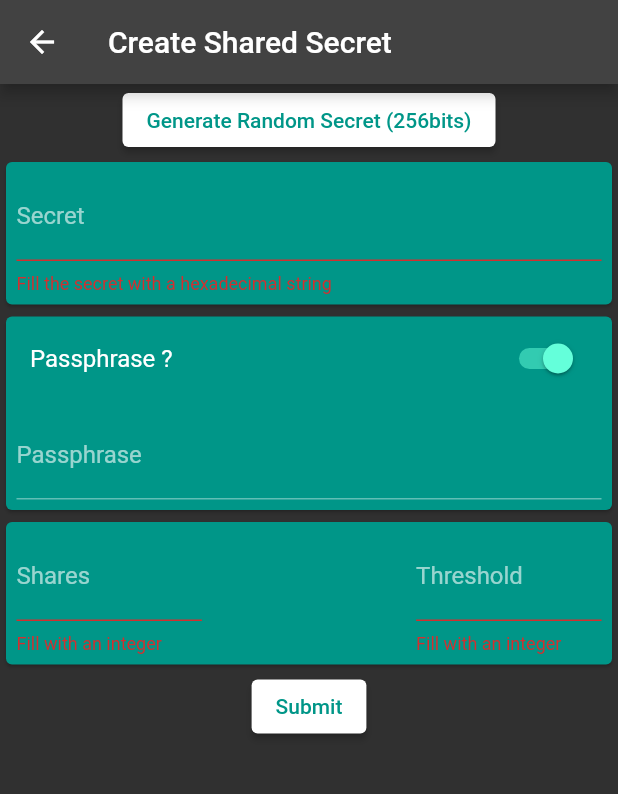
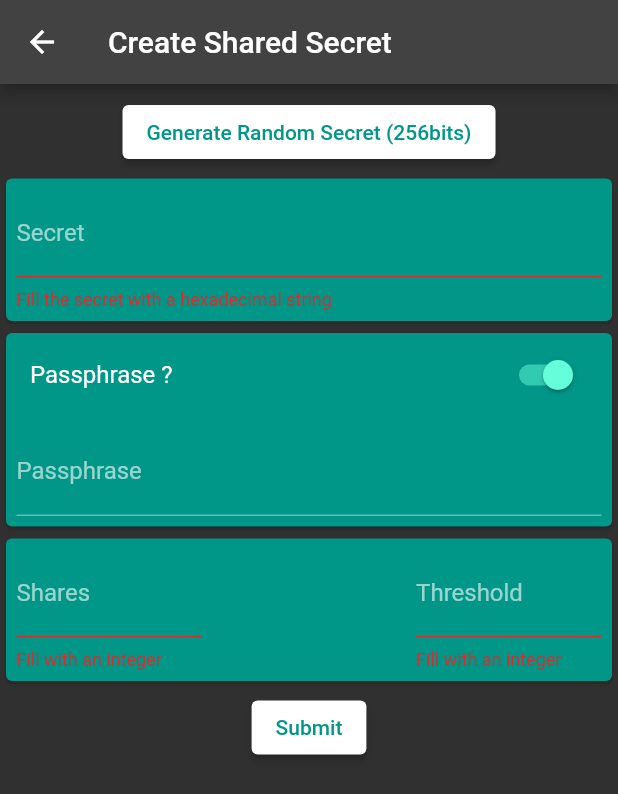
Before and after one commit to ethicnology/subterfuge, a Flutter app: the CreateSecretScreen screen opened directly, after a tap on "Passphrase ?", after a tap on "Submit", on a phone screen of 412 x 824 dp. Shown: the top 794 px of the screen. Run offline on Flutter 3.47's test engine with Material 2 defaults, Android fonts, the phone set to English and light mode, and no system bars; our stand-ins replace convert; missing offline and left inert: slip39.

Commit message:
refactor: Padding & Spacer

```diff
--- a/lib/screen/create_secret.dart
+++ b/lib/screen/create_secret.dart
@@ -42,14 +42,16 @@ class _CreateSecretScreenState extends State<CreateSecretScreen> {
               width: 500,
               child: Column(
                 children: [
-                  ElevatedButton(
+                  Padding(
+                      padding: const EdgeInsets.only(top: 8, bottom: 3),
+                      child: ElevatedButton(
                         style: ElevatedButton.styleFrom(
                           primary: Colors.white,
                           onPrimary: Colors.teal,
                         ),
                         onPressed: () {
-                      var randomValues =
-                          List<int>.generate(32, (i) => random.nextInt(256));
+                          var randomValues = List<int>.generate(
+                              32, (i) => random.nextInt(256));
                           setState(() {
                             secret.text = hex.encode(randomValues);
                           });
@@ -61,7 +63,7 @@ class _CreateSecretScreenState extends State<CreateSecretScreen> {
                           );
                         },
                         child: const Text('Generate Random Secret (256bits)'),
-                  ),
+                      )),
                   Card(
                       color: Colors.teal,
                       child: Padding(
@@ -124,12 +126,14 @@ class _CreateSecretScreenState extends State<CreateSecretScreen> {
                                         ),
                                         validator: (value) {
                                           if (value == null ||
+                                              value.isEmpty ||
                                               int.tryParse(value) == null) {
                                             return 'Fill with an integer';
                                           }
                                           return null;
                                         },
                                       ))),
+                              const Spacer(),
                               Flexible(
                                   child: SizedBox(
                                       width: MediaQuery.of(context).size.width *
@@ -143,6 +147,7 @@ class _CreateSecretScreenState extends State<CreateSecretScreen> {
                                         ),
                                         validator: (value) {
                                           if (value == null ||
+                                              value.isEmpty ||
                                               int.tryParse(value) == null) {
                                             return 'Fill with an integer';
                                           }
@@ -151,7 +156,9 @@ class _CreateSecretScreenState extends State<CreateSecretScreen> {
                                       ))),
                             ],
                           ))),
-                  ElevatedButton(
+                  Padding(
+                      padding: const EdgeInsets.only(top: 3),
+                      child: ElevatedButton(
                         style: ElevatedButton.styleFrom(
                           primary: Colors.white,
                           onPrimary: Colors.teal,
@@ -163,7 +170,8 @@ class _CreateSecretScreenState extends State<CreateSecretScreen> {
                             );
                           }
                           List<List<int>> scheme = [
-                        for (var i = 0; i < int.parse(shares.text); i++) [1, 1]
+                            for (var i = 0; i < int.parse(shares.text); i++)
+                              [1, 1]
                           ];
                           Navigator.push(
                             context,
@@ -178,7 +186,7 @@ class _CreateSecretScreenState extends State<CreateSecretScreen> {
                           );
                         },
                         child: const Text('Submit'),
-                  ),
+                      )),
                 ],
               ),
             ))));
```
Lines whose indentation alone changed are shown as unchanged.
